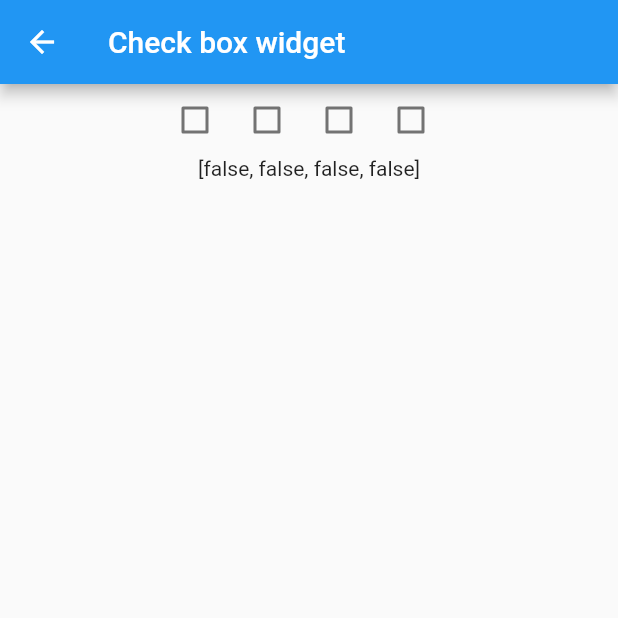
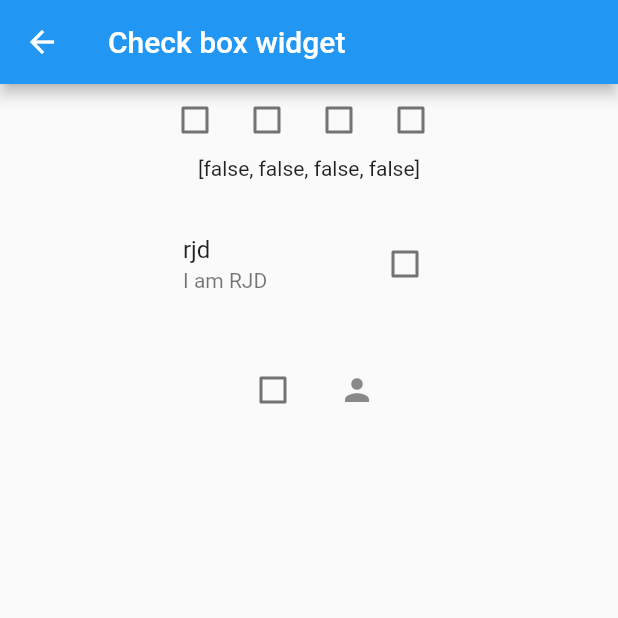
Before and after one commit to rjdCS/flutter_widget_practice, a Flutter app: the CheckBoxWidget screen opened directly, on a phone screen of 412 x 824 dp, the top half of it. Run offline on Flutter 3.47's test engine with Material 2 defaults, Android fonts, the phone set to English and light mode, and no system bars.

Commit message:
add check box

```diff
--- a/lib/widgets/foundation_widgets/checkbox.dart
+++ b/lib/widgets/foundation_widgets/checkbox.dart
@@ -3,7 +3,7 @@
  * @Author: RJD
  * @Date: 2020-07-24 19:20:21
  * @LastEditors: RJD
- * @LastEditTime: 2020-07-24 20:55:40
+ * @LastEditTime: 2020-07-25 17:16:37
  * @FilePath: /my_widgets/lib/widgets/foundation_widgets/checkbox.dart
  */
 
@@ -84,7 +84,35 @@ class _CheckBoxWidgetState extends State<CheckBoxWidget> {
                 ),
               ),
             ),
-            Text(_checkValues.toString())
+            Text(_checkValues.toString()),
+            Container(
+              width: 200,
+              margin: EdgeInsets.only(top: 20),
+              child: CheckboxListTile(
+                title: Text("rjd"),
+                subtitle: Text("I am RJD"),
+                value: _checkValues[0],
+                onChanged: (value) {
+                  setState(() {
+                    _checkValues[0] = value;
+                  });
+                },
+              ),
+            ),
+            Container(
+              width: 120,
+              margin: EdgeInsets.only(top: 20),
+              child: CheckboxListTile(
+                controlAffinity: ListTileControlAffinity.leading, // 勾选框在前
+                secondary: Icon(Icons.person),
+                value: _checkValues[1],
+                onChanged: (value) {
+                  setState(() {
+                    _checkValues[1] = value;
+                  });
+                },),
+
+            )
           ],
         ),
       ),
```
